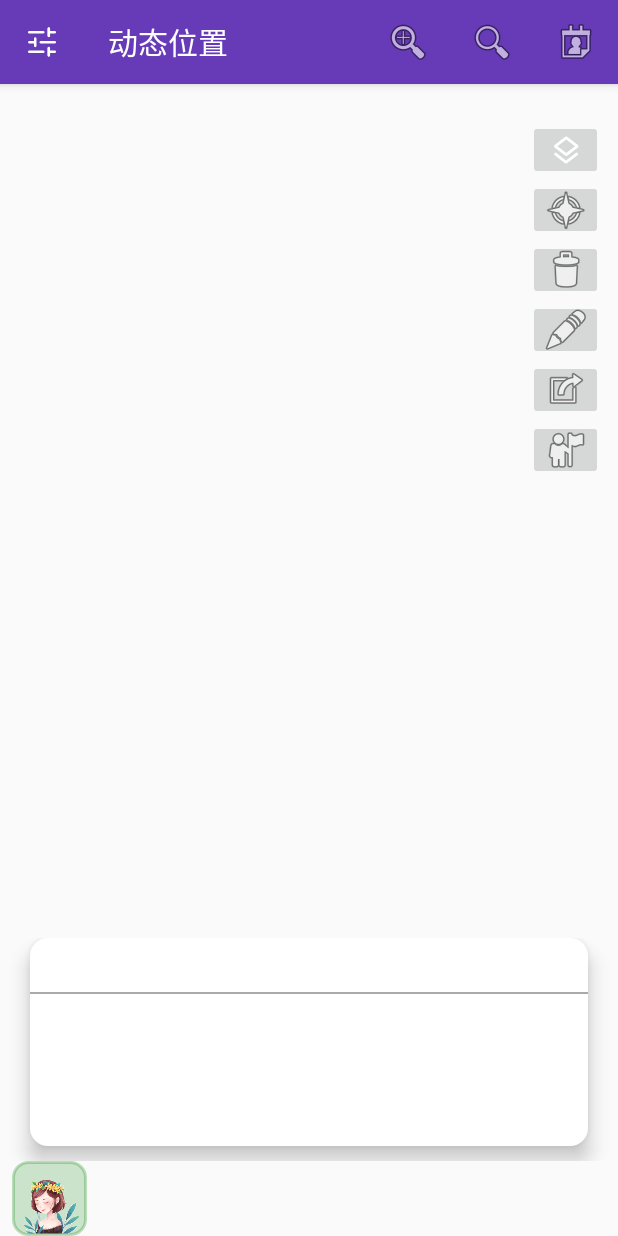
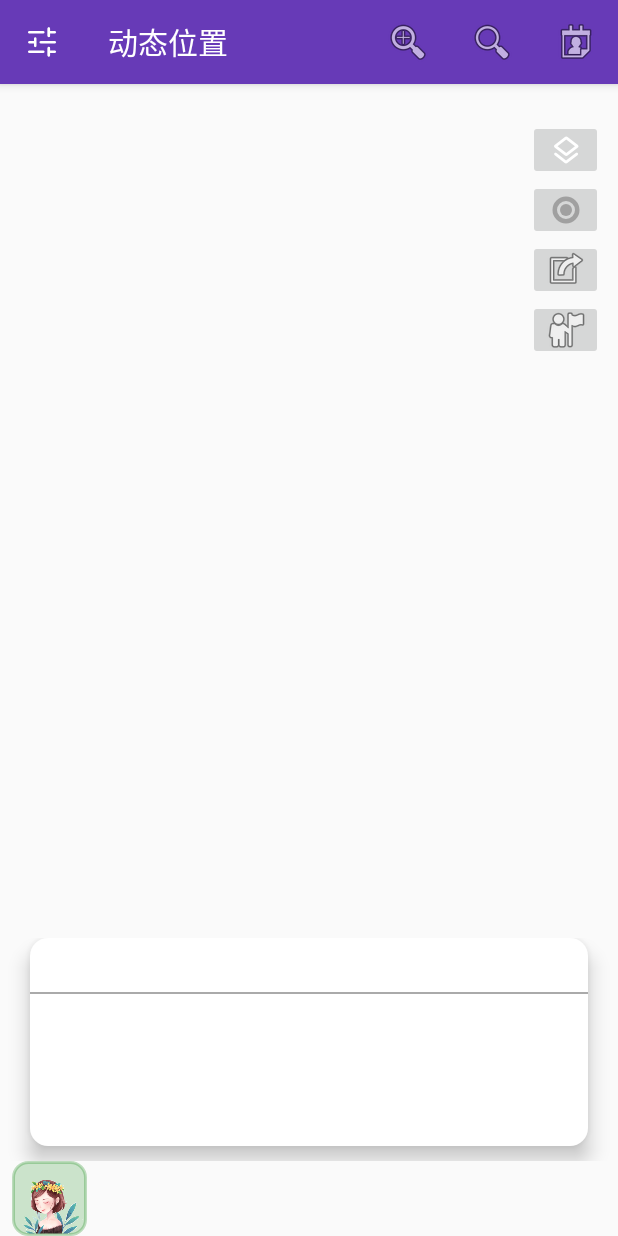
Before and after one commit to robinfoxnan/travalbook, an Android app: the TencentMapActivity screen opened directly, with no data from a screen before it, on a phone screen of 412 x 824 dp. Run offline under Robolectric (Android 15) with nearby library versions, the light colour scheme and no system bars; libraries missing offline, so code that uses them is left out: com.tencent.tencentmap; 45 statements that could not run were skipped.

Commit message:
改为https
主要功能已经可以用了，

```diff
--- a/app/src/main/java/com/bird2fish/travelbook/core/GlobalData.kt
+++ b/app/src/main/java/com/bird2fish/travelbook/core/GlobalData.kt
@@ -13,8 +13,12 @@
         var isBodySensorEnabled = false        // 步数
         var isRecognitionEnabled = false       // 状态
 
-        var  intervalOfLocation: Long = 5000         // 采样间隔与上报是一样的获取好友数据
-        var  intervalOfRefresh:Long = 5000           // 刷新好友位置界面的刷新率
+        var isRecordingTrack = false         // 是否在录制轨迹
+        var currentFriend :Friend? = null
+
+        var  intervalOfLocation: Long = 2000         // 采样间隔与上报是一样的获取好友数据
+        var  intervalOfRefresh:Long = 2000           // 刷新好友位置界面的刷新率
+        var  defaultZoomLevel = 13f
 
         fun setCurrentLocation(pos :TencentLocation){
             this.currentTLocation = pos
--- a/app/src/main/java/com/bird2fish/travelbook/core/TencentLocService.kt
+++ b/app/src/main/java/com/bird2fish/travelbook/core/TencentLocService.kt
@@ -3,18 +3,20 @@
 import android.app.Notification
 import android.app.NotificationChannel
 import android.app.NotificationManager
+import android.app.PendingIntent
 import android.content.Context
+import android.content.Intent
 import android.graphics.BitmapFactory
 import android.graphics.Color
-import android.location.Location
-import android.location.LocationManager
 import android.os.Build
 import com.bird2fish.travelbook.R
 import com.bird2fish.travelbook.helper.LogHelper
+import com.bird2fish.travelbook.helper.NotificationActionReceiver
 import com.tencent.map.geolocation.TencentLocation
 import com.tencent.map.geolocation.TencentLocationListener
 import com.tencent.map.geolocation.TencentLocationManager
 import com.tencent.map.geolocation.TencentLocationRequest
+
 
 class TencentLocService : TencentLocationListener {
     private var locationManager: TencentLocationManager? = null
@@ -53,10 +55,36 @@
             .setLargeIcon(
                 BitmapFactory.decodeResource(
                     context.resources,
-                    R.drawable.ic_notification_icon_small_24dp
+                     R.drawable.ic_bar_stop_24dp
                 )
             )
+//            .setSmallIcon(
+//                BitmapFactory.decodeResource(
+//                    context.resources,
+//                    R.drawable.ic_bar_stop_24dp
+//                )
+//            )
             .setWhen(System.currentTimeMillis())
+
+
+        // 添加一个按钮，广播
+        val buttonIntent = Intent(NotificationActionReceiver.ACTION_BUTTON_CLICK_STOP)
+        val buttonPendingIntent = PendingIntent.getBroadcast(
+            context,
+            0,
+            buttonIntent,
+            PendingIntent.FLAG_UPDATE_CURRENT or  PendingIntent.FLAG_IMMUTABLE
+        )
+
+        val action: Notification.Action = Notification.Action.Builder(
+            com.bird2fish.travelbook.R.drawable.ic_bar_stop_24dp,
+            "停止",
+            buttonPendingIntent
+        ).build()
+
+        // 在通知构建器中添加按钮
+        builder.addAction(action)
+
         notification = if (Build.VERSION.SDK_INT >= 16) {
             builder.build()
         } else {
@@ -142,9 +170,9 @@
             // 获取经纬度信息
             val latitude = tencentLocation.latitude
             val longitude = tencentLocation.longitude
-            System.out.printf("%f, %f \n", latitude, longitude)
+            //System.out.printf("%f, %f \n", latitude, longitude)
 
-            GlobalData.currentTLocation = tencentLocation
+            GlobalData.setCurrentLocation(tencentLocation)
             // 处理获取到的经纬度
         } else {
             // 定位失败，处理失败信息
--- a/app/src/main/java/com/bird2fish/travelbook/helper/NotificationHelper.kt
+++ b/app/src/main/java/com/bird2fish/travelbook/helper/NotificationHelper.kt
@@ -17,7 +17,7 @@
 
 
 /*
- * NotificationHelper class
+ * 通知栏的辅助类
  */
 class NotificationHelper(private val trackerService: TrackerService) {
 
--- a/app/src/main/java/com/bird2fish/travelbook/helper/PreferencesHelper.kt
+++ b/app/src/main/java/com/bird2fish/travelbook/helper/PreferencesHelper.kt
@@ -206,7 +206,7 @@
     }
 
     fun getHostSchema():String{
-        var schema = sharedPreferences.getString("hostschema", "http")
+        var schema = sharedPreferences.getString("hostschema", "https")
         return schema!!
     }
 
--- /dev/null
+++ b/app/src/main/res/drawable/ic_bar_record_24dp.xml
@@ -0,0 +1,18 @@
+<vector xmlns:android="http://schemas.android.com/apk/res/android"
+    android:height="24dp"
+    android:viewportHeight="24.0"
+    android:viewportWidth="24.0"
+    android:width="24dp">
+    <path
+        android:fillColor="@color/default_neutral_lighter"
+        android:pathData="M12,12m-8,0a8,8 0,1 1,16 0a8,8 0,1 1,-16 0M12,5a7,7 0,1 0,0 14a7,7 0,1 0,0 -14"
+        android:strokeWidth="2"
+        android:strokeColor="@color/gray"/>
+
+    <!-- 画两个小实心圆 -->
+    <path
+        android:fillColor="@color/gray"
+        android:pathData="M12,8a4,4 0,1 1,0 8a4,4 0,1 1,0 -8"/>
+
+
+</vector>
--- /dev/null
+++ b/app/src/main/res/drawable/ic_bar_stop_24dp.xml
@@ -0,0 +1,9 @@
+<vector xmlns:android="http://schemas.android.com/apk/res/android"
+    android:height="24dp"
+    android:viewportHeight="24.0"
+    android:viewportWidth="24.0"
+    android:width="24dp">
+    <path
+        android:fillColor="@color/gray"
+        android:pathData="M6,6h12v12H6z"/>
+</vector>
--- a/app/src/main/res/layout/map_right_btn_view.xml
+++ b/app/src/main/res/layout/map_right_btn_view.xml
@@ -32,7 +32,7 @@
         android:layout_width="50dp"
         android:layout_height="40dp"
         android:layout_weight="1"
-        app:srcCompat="@android:drawable/ic_menu_edit" />
+        app:srcCompat="@drawable/ic_bar_record_24dp" />
 
     <ImageButton
         android:id="@+id/btn_share"
@@ -42,7 +42,7 @@
         app:srcCompat="@android:drawable/ic_menu_set_as" />
 
     <ImageButton
-        android:id="@+id/imageButton8"
+        android:id="@+id/btn_import_tract"
         android:layout_width="50dp"
         android:layout_height="40dp"
         android:layout_weight="1"
--- a/app/src/main/res/values/colors.xml
+++ b/app/src/main/res/values/colors.xml
@@ -45,6 +45,7 @@
     <color name="default_neutral_lighter">#ffe6e1e5</color> <!-- system_neutral1_100 -->
     <color name="default_neutral_medium_light">#ff7d7d7d</color> <!-- system_neutral1_300  todo check -->
     <color name="default_neutral_dark">#ff595959</color> <!-- system_neutral1_600 todo check-->
+    <color name="gray">#a0a0a0</color>
     <color name="default_neutral_darker">#ff1c1b1f</color> <!-- system_neutral1_900-->
     <!-- transparency -->
     <color name="default_white_85percent">#d9ffffff</color> <!-- 85% white -->
```
Also changed, not shown: app/src/main/AndroidManifest.xml (+8 -0 lines), app/src/main/java/com/bird2fish/travelbook/TencentMapActivity.kt (+201 -85 lines), app/src/main/java/com/bird2fish/travelbook/core/HttpService.kt (+46 -26 lines), app/src/main/java/com/bird2fish/travelbook/core/HttpWorker.kt (+25 -5 lines), app/src/main/java/com/bird2fish/travelbook/core/HttpsUtil.java (added, +88 -0 lines), app/src/main/java/com/bird2fish/travelbook/core/TrustAllHostnameVerifier.kt (added, +10 -0 lines), app/src/main/java/com/bird2fish/travelbook/core/UiHelper.kt (+8 -0 lines), app/src/main/java/com/bird2fish/travelbook/helper/LocationHelper.kt (+17 -1 lines), app/src/main/java/com/bird2fish/travelbook/helper/NotificationActionReceiver.kt (added, +20 -0 lines), app/src/main/java/com/bird2fish/travelbook/ui/contact/Friend.kt (+11 -0 lines), app/src/main/res/drawable/ic_menu_stop.png (added).
